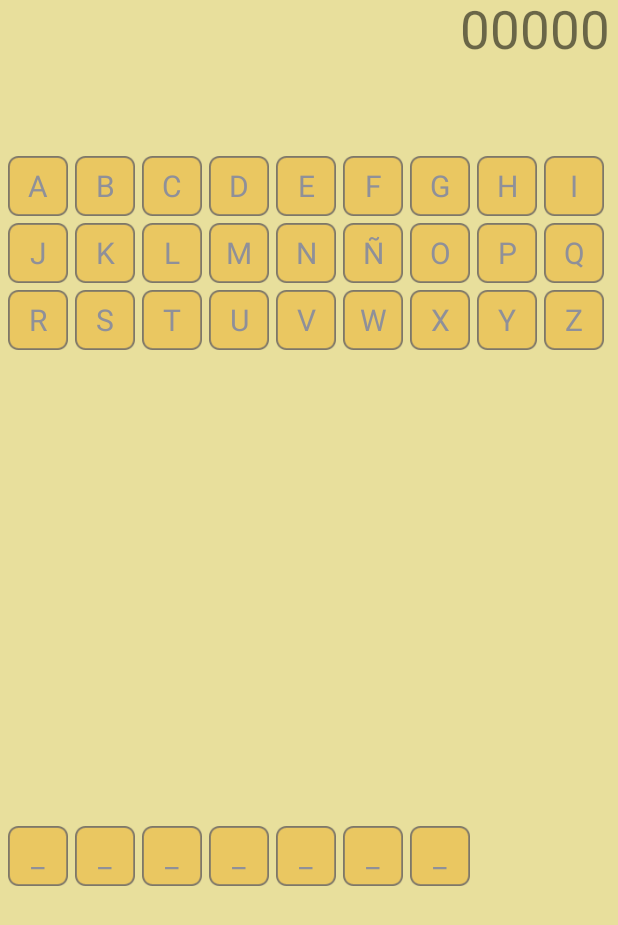
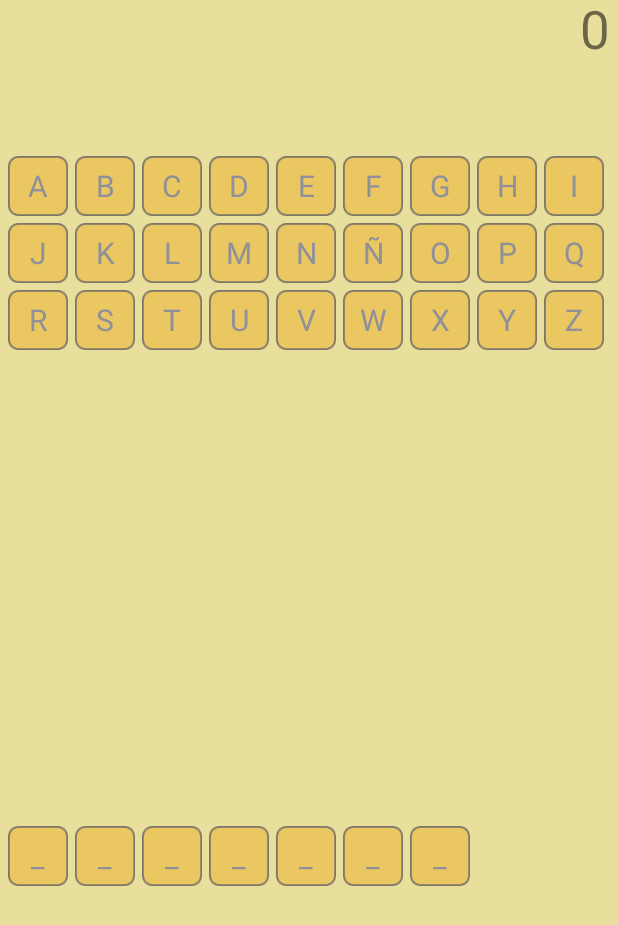
Before and after one commit to gianafrancisco/game-get-the-word, an Android app: the screen it shows after launch (MainActivity), after a tap on "NUEVO JUEGO", on a phone screen of 412 x 824 dp. Shown: the top 925 px of the screen. Run offline under Robolectric (Android 15) with nearby library versions, the phone set to English and light mode, and no system bars.

Commit message:
Solved UI issues. and avoid restart level when the player wins

```diff
--- a/app/src/main/java/org/fransis/game/words/words/GameFragment.java
+++ b/app/src/main/java/org/fransis/game/words/words/GameFragment.java
@@ -22,7 +22,7 @@ import android.widget.TextView;
 
 public class GameFragment extends Fragment {
 
-    public static final String SCORE_FORMAT = "%1$05d";
+    public static final String SCORE_FORMAT = "%1d";
     LinearLayout hudAttempts = null;
     TextView hudScore = null;
     ArrayAdapter<String> adapterResult = null;
@@ -100,6 +100,12 @@ public class GameFragment extends Fragment {
             @Override
             public void score(int score) {
                 lastScore = score;
+                prevScore = player.getScore();
+                player.addScore(lastScore);
+                scoreAnimator = ValueAnimator.ofInt(prevScore, player.getScore());
+                scoreAnimator.setDuration(1000);
+                scoreAnimator.addUpdateListener(listenerScoreAnimation);
+                scoreAnimator.start();
             }
         };
 
@@ -140,26 +146,18 @@ public class GameFragment extends Fragment {
 
 
     public void reiniciarNivel(){
-        prevScore = player.getScore();
         Level level = levels.getLevel();
         myGame = new Game(level);
         iniciarNivel(level);
     }
 
     public void siguienteNivel(){
-        prevScore = player.getScore();
-        player.addScore(lastScore);
         Level level = levels.getNextLevel();
         myGame = new Game(level);
         iniciarNivel(level);
     }
 
     private void iniciarNivel(Level level) {
-
-        scoreAnimator = ValueAnimator.ofInt(prevScore, player.getScore());
-        scoreAnimator.setDuration(1000);
-        scoreAnimator.addUpdateListener(listenerScoreAnimation);
-        scoreAnimator.start();
 
         hudAttempts.removeAllViews();
         drawNTry(myGame.getnTry());
--- a/app/src/main/res/layout/fragment_dialog_next_level.xml
+++ b/app/src/main/res/layout/fragment_dialog_next_level.xml
@@ -1,7 +1,7 @@
 <?xml version="1.0" encoding="utf-8"?>
 <LinearLayout
     xmlns:android="http://schemas.android.com/apk/res/android"
-    android:layout_width="wrap_content"
+    android:layout_width="match_parent"
     android:layout_height="wrap_content"
     android:orientation="vertical">
 
@@ -17,7 +17,7 @@
         />
 
     <LinearLayout
-        android:layout_width="wrap_content"
+        android:layout_width="match_parent"
         android:layout_height="wrap_content"
         android:layout_margin="10dp"
         android:layout_gravity="center_vertical|center_horizontal"
--- a/app/src/main/res/layout/fragment_game.xml
+++ b/app/src/main/res/layout/fragment_game.xml
@@ -30,7 +30,7 @@
                     android:layout_width="0dp"
                     android:layout_height="match_parent"
                     android:orientation="horizontal"
-                    android:layout_weight="2"
+                    android:layout_weight="3"
                     >
                 </LinearLayout>
                 <TextView
@@ -39,7 +39,7 @@
                     android:layout_height="match_parent"
                     android:orientation="horizontal"
                     android:layout_weight="1"
-                    android:text="99999"
+                    android:text="9999"
                     android:textSize="35dp"
                     android:layout_marginTop="-10dp"
                     android:textAlignment="textEnd"
```
Also changed, not shown: app/src/main/java/org/fransis/game/words/words/DialogLevel.java (+5 -4 lines).
